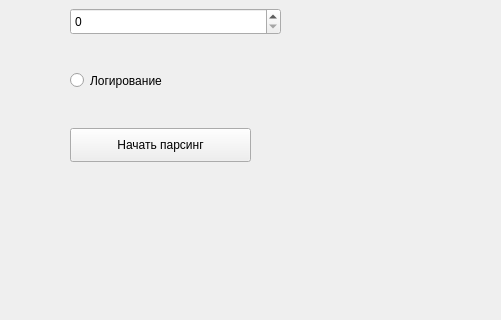
5yato4ok/web_parser, file gui.ui: the form before one commit; both pictures show x 0 to 501 and y 82 to 402 of the 1183 by 894 pixel window.
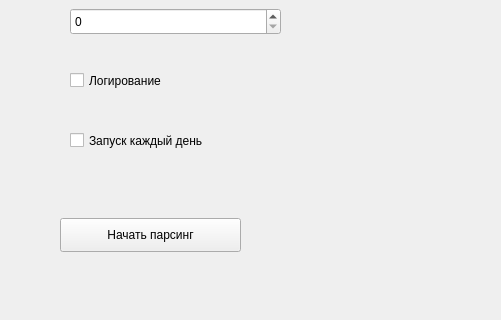
The form after the commit.

Commit message: Added daily timeout

Patch:
```diff
--- a/gui.ui
+++ b/gui.ui
@@ -40,8 +40,8 @@
    <widget class="QPushButton" name="pushButton">
     <property name="geometry">
      <rect>
-      <x>70</x>
-      <y>210</y>
+      <x>60</x>
+      <y>300</y>
       <width>181</width>
       <height>34</height>
      </rect>
@@ -73,12 +73,12 @@
      </rect>
     </property>
    </widget>
-   <widget class="QRadioButton" name="radioButton">
+   <widget class="QCheckBox" name="checkBox">
     <property name="geometry">
      <rect>
       <x>70</x>
       <y>150</y>
-      <width>331</width>
+      <width>271</width>
       <height>25</height>
      </rect>
     </property>
@@ -86,6 +86,19 @@
      <string>Логирование</string>
     </property>
    </widget>
+   <widget class="QCheckBox" name="checkBox_2">
+    <property name="geometry">
+     <rect>
+      <x>70</x>
+      <y>210</y>
+      <width>241</width>
+      <height>25</height>
+     </rect>
+    </property>
+    <property name="text">
+     <string>Запуск каждый день</string>
+    </property>
+   </widget>
   </widget>
  </widget>
  <resources/>
```
The commit also changes 1 other file.
